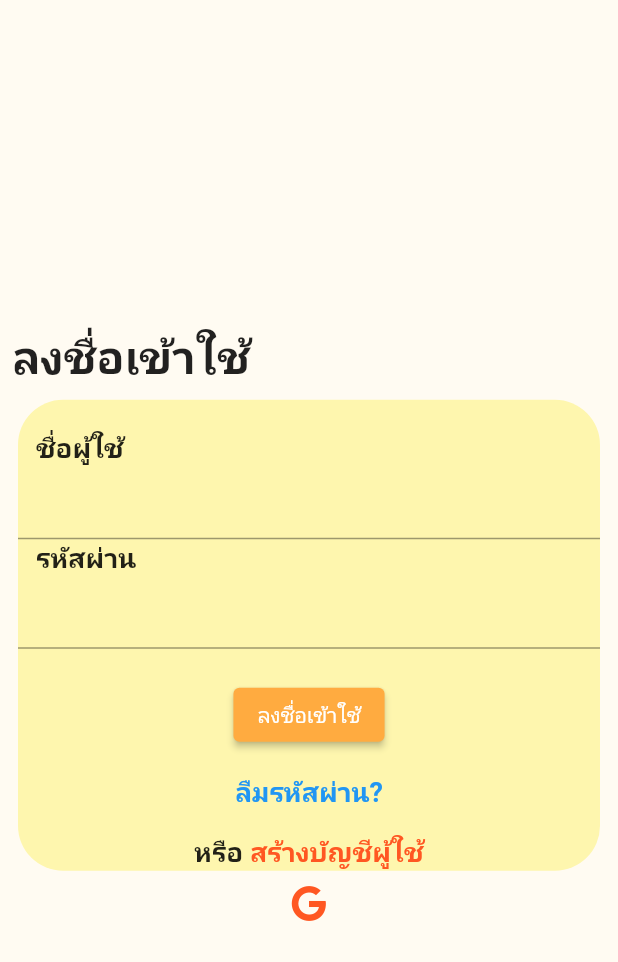
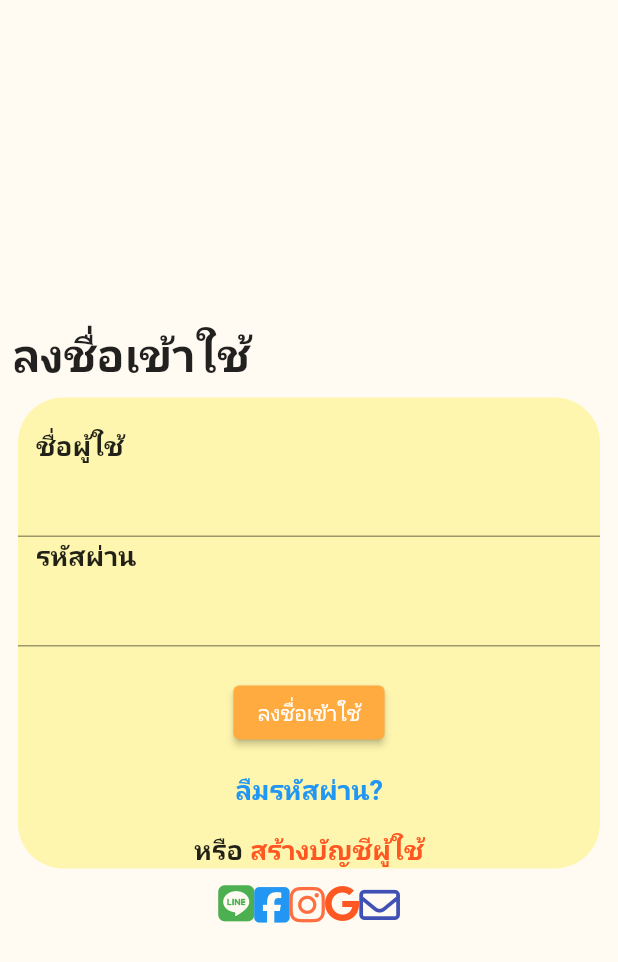
Before and after one commit to AINutritionProject/KinDeeUDee, a Flutter app: the LoginPage screen opened directly, on a phone screen of 412 x 824 dp. Shown: the top 962 px of the screen. Run offline on Flutter 3.47's test engine with Material 2 defaults, Android fonts, the phone set to English and light mode, and no system bars; our stand-ins replace camera, cloud_firestore, dotted_border, firebase_auth, firebase_core, font_awesome_flutter and 2 more; accounts and stored records are empty.

Commit message:
add login option icon in login page

```diff
--- a/lib/pages/login.dart
+++ b/lib/pages/login.dart
@@ -164,12 +164,31 @@ class _LoginPageState extends State<LoginPage> {
             child: Row(
               mainAxisAlignment: MainAxisAlignment.center,
               children: [
+                const FaIcon(
+                  FontAwesomeIcons.line,
+                  color: Colors.green,
+                ),
+                const FaIcon(
+                  FontAwesomeIcons.squareFacebook,
+                  color: Colors.blue,
+                  size: 27,
+                ),
+                const FaIcon(
+                  FontAwesomeIcons.instagram,
+                  color: Colors.deepOrangeAccent,
+                  size: 27,
+                ),
                 GestureDetector(
                   onTap: () async {
                     await Auth().signInWithGoogle(_googleSignIn);
                   },
                   child: const FaIcon(FontAwesomeIcons.google,
                       color: Colors.deepOrange),
+                ),
+                const FaIcon(
+                  FontAwesomeIcons.envelope,
+                  color: Colors.indigo,
+                  size: 27,
                 )
               ],
             ),
```
